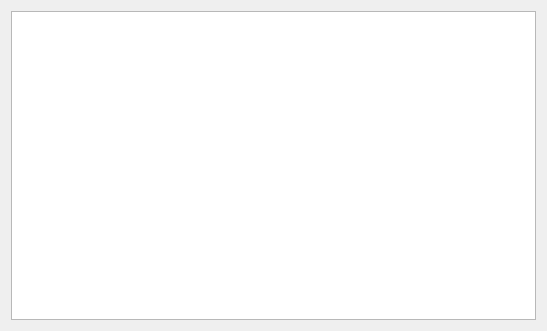
Old version of the form guis/dialog_install.ui in the repository deepin-espanol/deepines-store.
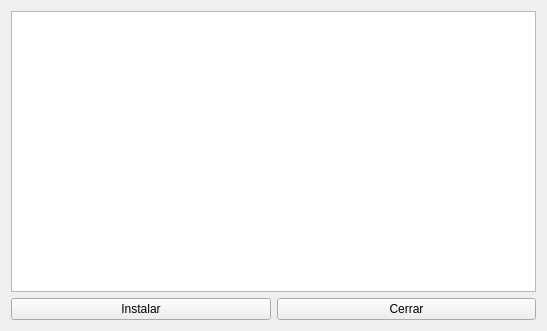
New version of the form.

Commit message: Cambios en install

```diff
--- a/guis/dialog_install.ui
+++ b/guis/dialog_install.ui
@@ -14,12 +14,22 @@
    <string>Form</string>
   </property>
   <layout class="QGridLayout" name="gridLayout">
-   <item row="0" column="0">
-    <layout class="QVBoxLayout" name="verticalLayout">
-     <item>
-      <widget class="QPlainTextEdit" name="plainTextEdit"/>
-     </item>
-    </layout>
+   <item row="1" column="0">
+    <widget class="QPushButton" name="boton_install">
+     <property name="text">
+      <string>Instalar</string>
+     </property>
+    </widget>
+   </item>
+   <item row="1" column="1">
+    <widget class="QPushButton" name="boton">
+     <property name="text">
+      <string>Cerrar</string>
+     </property>
+    </widget>
+   </item>
+   <item row="0" column="0" colspan="2">
+    <widget class="QPlainTextEdit" name="plainTextEdit"/>
    </item>
   </layout>
  </widget>
```
The commit also changes 7 other files.
